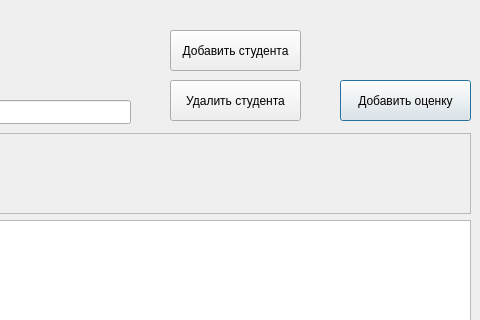
alpha4vit/polya-el-diary, file mainwindow.ui: the form before one commit; both pictures show x 370 to 850 and y 0 to 320 of the 850 by 650 pixel window.
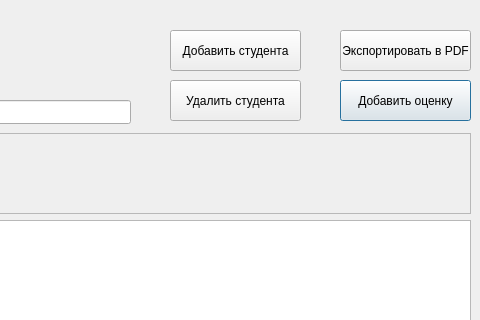
The form after the commit.

Commit message: export to excel impl

```diff
--- a/mainwindow.ui
+++ b/mainwindow.ui
@@ -173,6 +173,19 @@
     <string>Удалить группу</string>
    </property>
   </widget>
+  <widget class="QPushButton" name="export_button">
+   <property name="geometry">
+    <rect>
+     <x>710</x>
+     <y>30</y>
+     <width>131</width>
+     <height>41</height>
+    </rect>
+   </property>
+   <property name="text">
+    <string>Экспортировать в PDF</string>
+   </property>
+  </widget>
  </widget>
  <resources/>
  <connections/>
```
The commit also changes 93 other files.
